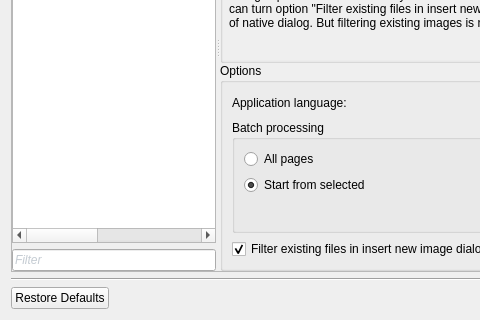
First picture: the form in ui/SettingsDialog.ui, repository ImageProcessing-ElectronicPublications/scantailor-deviant, before the edit; both pictures show x 0 to 480 and y 190 to 510 of the 703 by 510 pixel window.
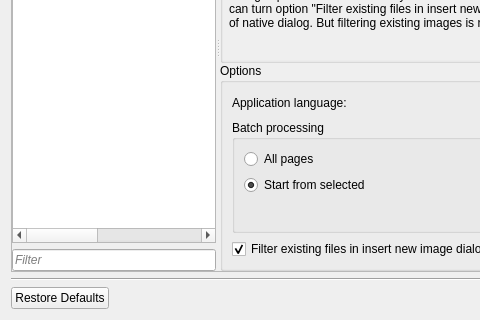
Second picture: the form after the edit. The open tabs and pages were chosen to show the change. Custom widgets are drawn as their Qt base class.

Diff of the .ui file:
```diff
--- a/ui/SettingsDialog.ui
+++ b/ui/SettingsDialog.ui
@@ -139,70 +139,6 @@
            <verstretch>0</verstretch>
           </sizepolicy>
          </property>
-         <property name="palette">
-          <palette>
-           <active>
-            <colorrole role="Text">
-             <brush brushstyle="SolidPattern">
-              <color alpha="255">
-               <red>138</red>
-               <green>152</green>
-               <blue>166</blue>
-              </color>
-             </brush>
-            </colorrole>
-            <colorrole role="PlaceholderText">
-             <brush brushstyle="NoBrush">
-              <color alpha="128">
-               <red>138</red>
-               <green>152</green>
-               <blue>166</blue>
-              </color>
-             </brush>
-            </colorrole>
-           </active>
-           <inactive>
-            <colorrole role="Text">
-             <brush brushstyle="SolidPattern">
-              <color alpha="255">
-               <red>138</red>
-               <green>152</green>
-               <blue>166</blue>
-              </color>
-             </brush>
-            </colorrole>
-            <colorrole role="PlaceholderText">
-             <brush brushstyle="NoBrush">
-              <color alpha="128">
-               <red>138</red>
-               <green>152</green>
-               <blue>166</blue>
-              </color>
-             </brush>
-            </colorrole>
-           </inactive>
-           <disabled>
-            <colorrole role="Text">
-             <brush brushstyle="SolidPattern">
-              <color alpha="255">
-               <red>119</red>
-               <green>120</green>
-               <blue>120</blue>
-              </color>
-             </brush>
-            </colorrole>
-            <colorrole role="PlaceholderText">
-             <brush brushstyle="NoBrush">
-              <color alpha="128">
-               <red>138</red>
-               <green>152</green>
-               <blue>166</blue>
-              </color>
-             </brush>
-            </colorrole>
-           </disabled>
-          </palette>
-         </property>
          <property name="font">
           <font>
            <italic>true</italic>
```
Left out of the diff: 76 changed lines with no effect on the pictures.
